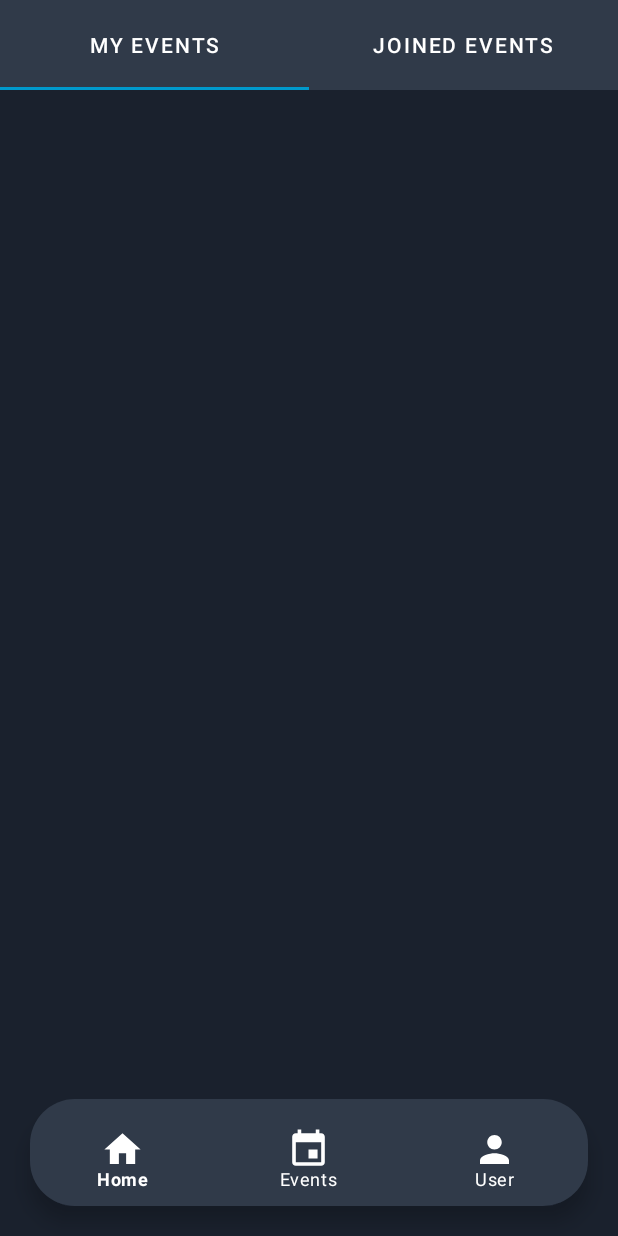
After one commit to danimr99/LaSalle_GTAS2_Android_OpenEvents, an Android app: the fragment MyEventListsFragment placed in its activity, on a phone screen of 412 x 824 dp. The commit adds this screen. Run offline under Robolectric (Android 15) with nearby library versions, the phone set to English and light mode, and no system bars.

Commit message:
implementation of tabLayout to My Events fragment and minor improvement of Home Page

```diff
--- /dev/null
+++ b/app/src/main/java/com/openevents/JoinedEventsFragment.java
@@ -0,0 +1,64 @@
+package com.openevents;
+
+import android.os.Bundle;
+
+import androidx.fragment.app.Fragment;
+
+import android.view.LayoutInflater;
+import android.view.View;
+import android.view.ViewGroup;
+
+/**
+ * A simple {@link Fragment} subclass.
+ * Use the {@link JoinedEventsFragment#newInstance} factory method to
+ * create an instance of this fragment.
+ */
+public class JoinedEventsFragment extends Fragment {
+
+    // TODO: Rename parameter arguments, choose names that match
+    // the fragment initialization parameters, e.g. ARG_ITEM_NUMBER
+    private static final String ARG_PARAM1 = "param1";
+    private static final String ARG_PARAM2 = "param2";
+
+    // TODO: Rename and change types of parameters
+    private String mParam1;
+    private String mParam2;
+
+    public JoinedEventsFragment() {
+        // Required empty public constructor
+    }
+
+    /**
+     * Use this factory method to create a new instance of
+     * this fragment using the provided parameters.
+     *
+     * @param param1 Parameter 1.
+     * @param param2 Parameter 2.
+     * @return A new instance of fragment JoinedEventsFragment.
+     */
+    // TODO: Rename and change types and number of parameters
+    public static JoinedEventsFragment newInstance(String param1, String param2) {
+        JoinedEventsFragment fragment = new JoinedEventsFragment();
+        Bundle args = new Bundle();
+        args.putString(ARG_PARAM1, param1);
+        args.putString(ARG_PARAM2, param2);
+        fragment.setArguments(args);
+        return fragment;
+    }
+
+    @Override
+    public void onCreate(Bundle savedInstanceState) {
+        super.onCreate(savedInstanceState);
+        if (getArguments() != null) {
+            mParam1 = getArguments().getString(ARG_PARAM1);
+            mParam2 = getArguments().getString(ARG_PARAM2);
+        }
+    }
+
+    @Override
+    public View onCreateView(LayoutInflater inflater, ViewGroup container,
+                             Bundle savedInstanceState) {
+        // Inflate the layout for this fragment
+        return inflater.inflate(R.layout.fragment_joined_events, container, false);
+    }
+}
--- /dev/null
+++ b/app/src/main/java/com/openevents/MyCreatedEventsFragment.java
@@ -0,0 +1,64 @@
+package com.openevents;
+
+import android.os.Bundle;
+
+import androidx.fragment.app.Fragment;
+
+import android.view.LayoutInflater;
+import android.view.View;
+import android.view.ViewGroup;
+
+/**
+ * A simple {@link Fragment} subclass.
+ * Use the {@link MyCreatedEventsFragment#newInstance} factory method to
+ * create an instance of this fragment.
+ */
+public class MyCreatedEventsFragment extends Fragment {
+
+    // TODO: Rename parameter arguments, choose names that match
+    // the fragment initialization parameters, e.g. ARG_ITEM_NUMBER
+    private static final String ARG_PARAM1 = "param1";
+    private static final String ARG_PARAM2 = "param2";
+
+    // TODO: Rename and change types of parameters
+    private String mParam1;
+    private String mParam2;
+
+    public MyCreatedEventsFragment() {
+        // Required empty public constructor
+    }
+
+    /**
+     * Use this factory method to create a new instance of
+     * this fragment using the provided parameters.
+     *
+     * @param param1 Parameter 1.
+     * @param param2 Parameter 2.
+     * @return A new instance of fragment MyCreatedEventsFragment.
+     */
+    // TODO: Rename and change types and number of parameters
+    public static MyCreatedEventsFragment newInstance(String param1, String param2) {
+        MyCreatedEventsFragment fragment = new MyCreatedEventsFragment();
+        Bundle args = new Bundle();
+        args.putString(ARG_PARAM1, param1);
+        args.putString(ARG_PARAM2, param2);
+        fragment.setArguments(args);
+        return fragment;
+    }
+
+    @Override
+    public void onCreate(Bundle savedInstanceState) {
+        super.onCreate(savedInstanceState);
+        if (getArguments() != null) {
+            mParam1 = getArguments().getString(ARG_PARAM1);
+            mParam2 = getArguments().getString(ARG_PARAM2);
+        }
+    }
+
+    @Override
+    public View onCreateView(LayoutInflater inflater, ViewGroup container,
+                             Bundle savedInstanceState) {
+        // Inflate the layout for this fragment
+        return inflater.inflate(R.layout.fragment_my_created_events, container, false);
+    }
+}
--- /dev/null
+++ b/app/src/main/java/com/openevents/MyEventListsFragment.java
@@ -0,0 +1,65 @@
+package com.openevents;
+
+import android.os.Bundle;
+
+import androidx.annotation.MainThread;
+import androidx.annotation.NonNull;
+import androidx.annotation.Nullable;
+import androidx.fragment.app.Fragment;
+import androidx.viewpager2.widget.ViewPager2;
+
+import android.view.LayoutInflater;
+import android.view.View;
+import android.view.ViewGroup;
+
+import com.google.android.material.tabs.TabLayout;
+import com.google.android.material.tabs.TabLayoutMediator;
+
+import java.util.ArrayList;
+
+public class MyEventListsFragment extends Fragment {
+
+    public MyEventListsFragment() {
+        // Required empty public constructor
+    }
+
+    @Override
+    public void onCreate(Bundle savedInstanceState) {
+        super.onCreate(savedInstanceState);
+    }
+
+    @Override
+    public View onCreateView(LayoutInflater inflater, ViewGroup container,
+                             Bundle savedInstanceState) {
+        // Inflate the layout for this fragment
+        View view = inflater.inflate(R.layout.fragment_my_event_lists, container, false);
+        ViewPager2 viewPager2 = view.findViewById(R.id.pager);
+
+        ViewPager2Adapter viewPager2Adapter = new
+                ViewPager2Adapter(this);
+        ArrayList<Fragment> fragmentList = new ArrayList<>();
+        fragmentList.add(new MyCreatedEventsFragment());
+        fragmentList.add(new JoinedEventsFragment());
+        viewPager2Adapter.setData(fragmentList);
+        viewPager2.setAdapter(viewPager2Adapter);
+
+        return view;
+    }
+
+    @MainThread
+    public void onViewCreated(@NonNull View view, @Nullable Bundle savedInstanceState) {
+        TabLayout tabLayout = view.findViewById(R.id.tab_layout);
+        ViewPager2 viewPager2 = view.findViewById(R.id.pager);
+        new TabLayoutMediator(tabLayout, viewPager2, (tab, position) -> {
+            switch (position) {
+                case 0:
+                    tab.setText("My Events");
+                    break;
+                case 1:
+                    tab.setText("Joined Events");
+                    break;
+            }
+        }).attach();
+    }
+
+}
--- /dev/null
+++ b/app/src/main/java/com/openevents/ViewPager2Adapter.java
@@ -0,0 +1,31 @@
+package com.openevents;
+
+import androidx.annotation.NonNull;
+import androidx.fragment.app.Fragment;
+
+import androidx.viewpager2.adapter.FragmentStateAdapter;
+
+import java.util.ArrayList;
+
+public class ViewPager2Adapter extends FragmentStateAdapter {
+    private ArrayList<Fragment> fragments;
+
+    public ViewPager2Adapter(@NonNull Fragment fragmentActivity) {
+        super(fragmentActivity);
+    }
+
+    @NonNull
+    @Override
+    public Fragment createFragment(int position) {
+        return fragments.get(position);
+    }
+
+    @Override
+    public int getItemCount() {
+        return fragments.size();
+    }
+
+    public void setData(ArrayList<Fragment> fragments) {
+        this.fragments = fragments;
+    }
+}
--- a/app/src/main/java/com/openevents/controller/MainActivity.java
+++ b/app/src/main/java/com/openevents/controller/MainActivity.java
@@ -2,6 +2,7 @@ package com.openevents.controller;
 
 import com.openevents.EventsFragment;
 import com.openevents.HomeFragment;
+import com.openevents.MyEventListsFragment;
 import com.openevents.R;
 import androidx.appcompat.app.AppCompatActivity;
 import com.google.android.material.bottomnavigation.BottomNavigationView;
@@ -34,7 +35,7 @@ public class MainActivity extends AppCompatActivity {
                     fragment = new HomeFragment();
                     break;
                 case R.id.navBarEventsIcon:
-                    fragment = new EventsFragment();
+                    fragment = new MyEventListsFragment();
                     break;
                 case R.id.navBarUserIcon:
                     fragment = new UserFragment();
--- /dev/null
+++ b/app/src/main/res/drawable/ic_baseline_event_24.xml
@@ -0,0 +1,5 @@
+<vector android:height="24dp" android:tint="#FFFFFF"
+    android:viewportHeight="24" android:viewportWidth="24"
+    android:width="24dp" xmlns:android="http://schemas.android.com/apk/res/android">
+    <path android:fillColor="@android:color/white" android:pathData="M17,12h-5v5h5v-5zM16,1v2L8,3L8,1L6,1v2L5,3c-1.11,0 -1.99,0.9 -1.99,2L3,19c0,1.1 0.89,2 2,2h14c1.1,0 2,-0.9 2,-2L21,5c0,-1.1 -0.9,-2 -2,-2h-1L18,1h-2zM19,19L5,19L5,8h14v11z"/>
+</vector>
--- /dev/null
+++ b/app/src/main/res/drawable/ic_baseline_location_on_24.xml
@@ -0,0 +1,5 @@
+<vector android:height="24dp" android:tint="#FFFFFF"
+    android:viewportHeight="24" android:viewportWidth="24"
+    android:width="24dp" xmlns:android="http://schemas.android.com/apk/res/android">
+    <path android:fillColor="@android:color/white" android:pathData="M12,2C8.13,2 5,5.13 5,9c0,5.25 7,13 7,13s7,-7.75 7,-13c0,-3.87 -3.13,-7 -7,-7zM12,11.5c-1.38,0 -2.5,-1.12 -2.5,-2.5s1.12,-2.5 2.5,-2.5 2.5,1.12 2.5,2.5 -1.12,2.5 -2.5,2.5z"/>
+</vector>
--- /dev/null
+++ b/app/src/main/res/layout/fragment_my_created_events.xml
@@ -0,0 +1,13 @@
+<?xml version="1.0" encoding="utf-8"?>
+<FrameLayout xmlns:android="http://schemas.android.com/apk/res/android"
+    xmlns:tools="http://schemas.android.com/tools"
+    android:layout_width="match_parent"
+    android:layout_height="match_parent"
+    tools:context=".MyCreatedEventsFragment">
+
+    <!-- TODO: Update blank fragment layout -->
+    <TextView
+        android:layout_width="match_parent"
+        android:layout_height="match_parent" />
+
+</FrameLayout>
--- /dev/null
+++ b/app/src/main/res/layout/fragment_my_event_lists.xml
@@ -0,0 +1,21 @@
+<LinearLayout xmlns:android="http://schemas.android.com/apk/res/android"
+    android:layout_width="match_parent"
+    android:layout_height="match_parent"
+    xmlns:app="http://schemas.android.com/apk/res-auto"
+    android:orientation="vertical">
+
+    <com.google.android.material.tabs.TabLayout
+        android:id="@+id/tab_layout"
+        android:layout_width="match_parent"
+        android:layout_height="60dp"
+        app:layout_constraintTop_toTopOf="parent"
+        android:background="@color/secondary_background"
+        app:tabTextColor="@color/white" />
+
+    <androidx.viewpager2.widget.ViewPager2
+        android:id="@+id/pager"
+        android:layout_width="match_parent"
+        android:layout_height="0dp"
+        android:layout_weight="1" />
+
+</LinearLayout>
--- a/app/src/main/res/values/colors.xml
+++ b/app/src/main/res/values/colors.xml
@@ -14,4 +14,5 @@
     <color name="broken_white">#FFB3B0B0</color>
     <color name="red_delete">#eb4034</color>
     <color name="broken_grey">#6e6968</color>
+    <color name="semi_white">#e3dfde</color>
 </resources>
```
Also changed, not shown: app/src/main/res/layout/fragment_joined_events.xml (added, +13 -0 lines), app/src/main/res/layout/home_recyclerview_item.xml (+13 -4 lines).
